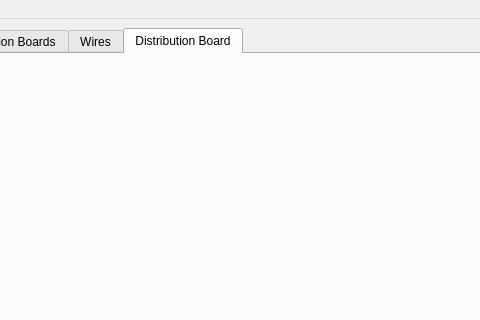
Qt form MainWindow.ui (JeffersonLab/clas12-dc-wiremap) before a commit; both pictures show x 132 to 612 and y 0 to 320 of the 800 by 600 pixel window.
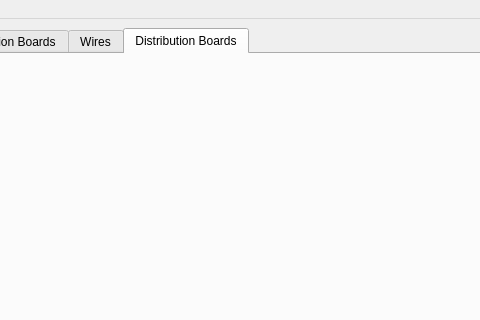
The same form after that commit.

Commit message: made DB plural

```diff
--- a/MainWindow.ui
+++ b/MainWindow.ui
@@ -40,7 +40,7 @@
       </widget>
       <widget class="QWidget" name="distrib_board_tab_holder">
        <attribute name="title">
-        <string>Distribution Board</string>
+        <string>Distribution Boards</string>
        </attribute>
       </widget>
      </widget>
```
